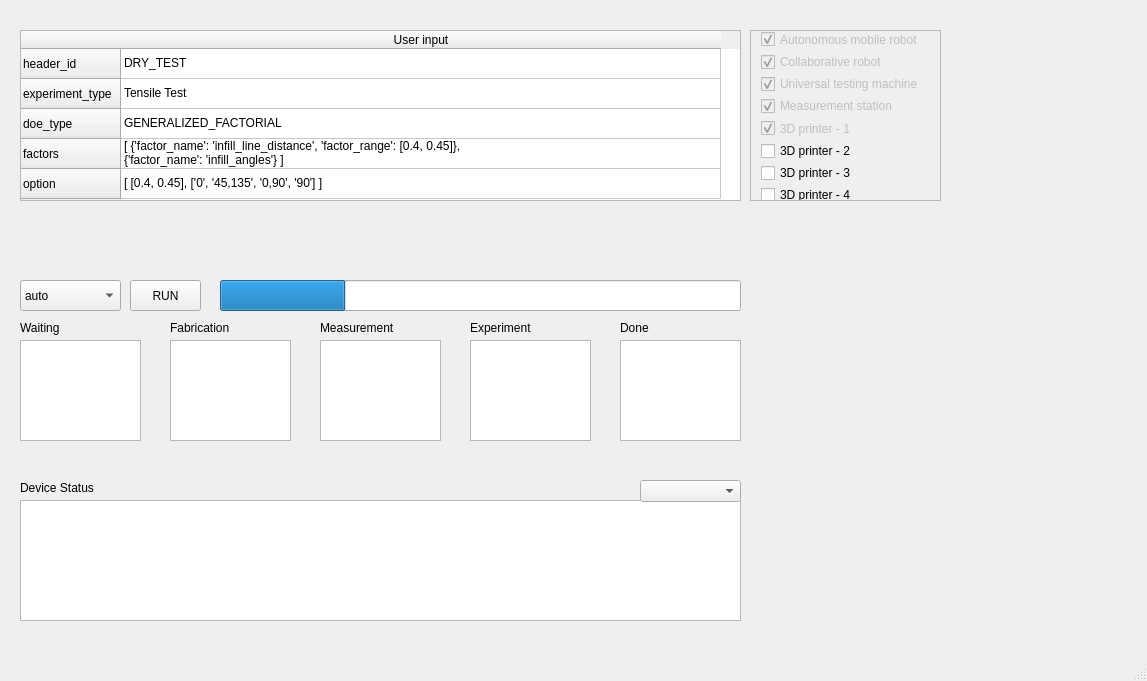
First picture: the form in snu_idim_gui/SmartLab_GUI.ui, repository SNU-IDIM/SmartLab, before the edit.
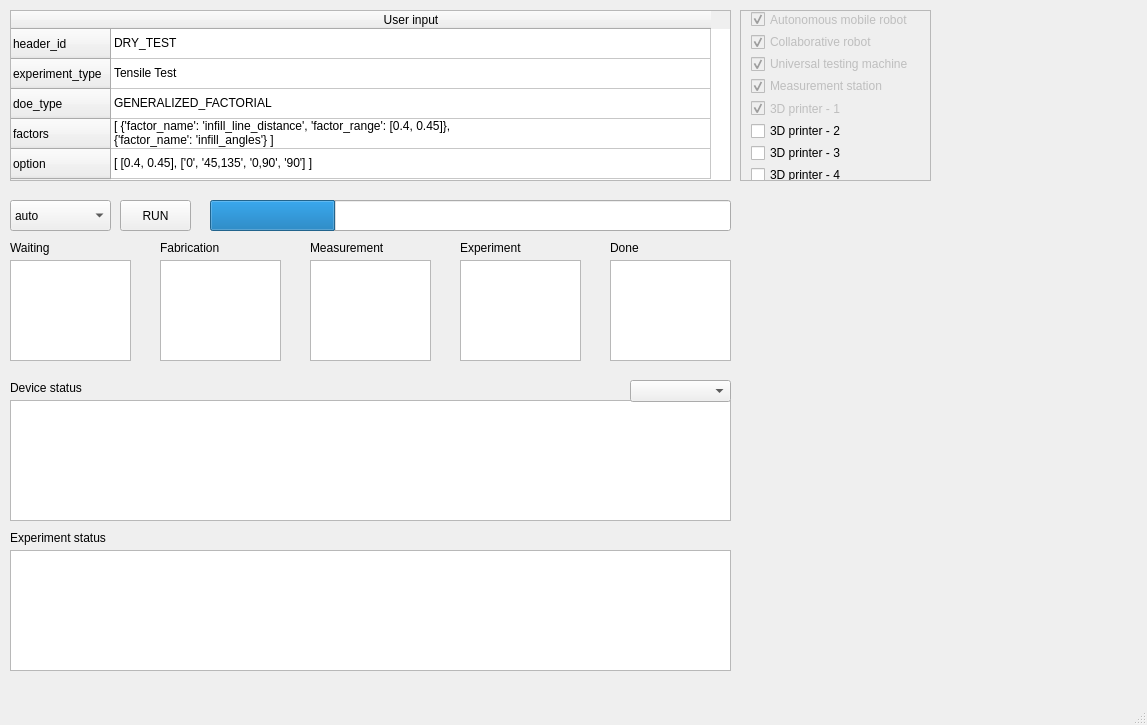
Second picture: the form after the edit.

Commit message: Test info 추가 (210427, WJ)

The edit to the form file:
```diff
--- a/snu_idim_gui/SmartLab_GUI.ui
+++ b/snu_idim_gui/SmartLab_GUI.ui
@@ -7,7 +7,7 @@
     <x>0</x>
     <y>0</y>
     <width>1147</width>
-    <height>681</height>
+    <height>725</height>
    </rect>
   </property>
   <property name="windowTitle">
@@ -17,8 +17,8 @@
    <widget class="QPushButton" name="btn_run">
     <property name="geometry">
      <rect>
-      <x>130</x>
-      <y>280</y>
+      <x>120</x>
+      <y>200</y>
       <width>71</width>
       <height>31</height>
      </rect>
@@ -30,8 +30,8 @@
    <widget class="QComboBox" name="execution_mode">
     <property name="geometry">
      <rect>
-      <x>20</x>
-      <y>280</y>
+      <x>10</x>
+      <y>200</y>
       <width>101</width>
       <height>31</height>
      </rect>
@@ -55,8 +55,8 @@
    <widget class="QListView" name="listView">
     <property name="geometry">
      <rect>
-      <x>170</x>
-      <y>340</y>
+      <x>160</x>
+      <y>260</y>
       <width>121</width>
       <height>101</height>
      </rect>
@@ -65,8 +65,8 @@
    <widget class="QTableWidget" name="table_devcie_info">
     <property name="geometry">
      <rect>
-      <x>20</x>
-      <y>500</y>
+      <x>10</x>
+      <y>400</y>
       <width>721</width>
       <height>121</height>
      </rect>
@@ -75,8 +75,8 @@
    <widget class="QComboBox" name="cbx_device">
     <property name="geometry">
      <rect>
-      <x>640</x>
-      <y>480</y>
+      <x>630</x>
+      <y>380</y>
       <width>101</width>
       <height>22</height>
      </rect>
@@ -85,8 +85,8 @@
    <widget class="QProgressBar" name="progressBar">
     <property name="geometry">
      <rect>
-      <x>220</x>
-      <y>280</y>
+      <x>210</x>
+      <y>200</y>
       <width>521</width>
       <height>31</height>
      </rect>
@@ -107,21 +107,21 @@
    <widget class="QLabel" name="label">
     <property name="geometry">
      <rect>
-      <x>20</x>
-      <y>480</y>
+      <x>10</x>
+      <y>380</y>
       <width>81</width>
       <height>16</height>
      </rect>
     </property>
     <property name="text">
-     <string>Device Status</string>
+     <string>Device status</string>
     </property>
    </widget>
    <widget class="QLabel" name="label_2">
     <property name="geometry">
      <rect>
-      <x>170</x>
-      <y>320</y>
+      <x>160</x>
+      <y>240</y>
       <width>81</width>
       <height>16</height>
      </rect>
@@ -133,8 +133,8 @@
    <widget class="QTableWidget" name="table_doe">
     <property name="geometry">
      <rect>
-      <x>20</x>
-      <y>30</y>
+      <x>10</x>
+      <y>10</y>
       <width>721</width>
       <height>171</height>
      </rect>
@@ -202,8 +202,8 @@
    <widget class="QLabel" name="label_3">
     <property name="geometry">
      <rect>
-      <x>320</x>
-      <y>320</y>
+      <x>310</x>
+      <y>240</y>
       <width>81</width>
       <height>16</height>
      </rect>
@@ -215,8 +215,8 @@
    <widget class="QListView" name="listView_2">
     <property name="geometry">
      <rect>
-      <x>320</x>
-      <y>340</y>
+      <x>310</x>
+      <y>260</y>
       <width>121</width>
       <height>101</height>
      </rect>
@@ -225,8 +225,8 @@
    <widget class="QLabel" name="label_4">
     <property name="geometry">
      <rect>
-      <x>470</x>
-      <y>320</y>
+      <x>460</x>
+      <y>240</y>
       <width>81</width>
       <height>16</height>
      </rect>
@@ -238,8 +238,8 @@
    <widget class="QListView" name="listView_3">
     <property name="geometry">
      <rect>
-      <x>470</x>
-      <y>340</y>
+      <x>460</x>
+      <y>260</y>
       <width>121</width>
       <height>101</height>
      </rect>
@@ -248,8 +248,8 @@
    <widget class="QListView" name="listView_4">
     <property name="geometry">
      <rect>
-      <x>620</x>
-      <y>340</y>
+      <x>610</x>
+      <y>260</y>
       <width>121</width>
       <height>101</height>
      </rect>
@@ -258,8 +258,8 @@
    <widget class="QLabel" name="label_5">
     <property name="geometry">
      <rect>
-      <x>620</x>
-      <y>320</y>
+      <x>610</x>
+      <y>240</y>
       <width>81</width>
       <height>16</height>
      </rect>
@@ -271,8 +271,8 @@
    <widget class="QLabel" name="label_6">
     <property name="geometry">
      <rect>
-      <x>20</x>
-      <y>320</y>
+      <x>10</x>
+      <y>240</y>
       <width>81</width>
       <height>16</height>
      </rect>
@@ -284,8 +284,8 @@
    <widget class="QListView" name="listView_5">
     <property name="geometry">
      <rect>
-      <x>20</x>
-      <y>340</y>
+      <x>10</x>
+      <y>260</y>
       <width>121</width>
       <height>101</height>
      </rect>
@@ -294,8 +294,8 @@
    <widget class="QScrollArea" name="scrollArea">
     <property name="geometry">
      <rect>
-      <x>750</x>
-      <y>30</y>
+      <x>740</x>
+      <y>10</y>
       <width>191</width>
       <height>171</height>
      </rect>
@@ -415,13 +415,36 @@
    <widget class="QWidget" name="widget_streaming" native="true">
     <property name="geometry">
      <rect>
-      <x>750</x>
-      <y>280</y>
+      <x>740</x>
+      <y>200</y>
       <width>191</width>
       <height>131</height>
      </rect>
     </property>
    </widget>
+   <widget class="QLabel" name="label_7">
+    <property name="geometry">
+     <rect>
+      <x>10</x>
+      <y>530</y>
+      <width>111</width>
+      <height>16</height>
+     </rect>
+    </property>
+    <property name="text">
+     <string>Experiment status</string>
+    </property>
+   </widget>
+   <widget class="QTableWidget" name="table_test_info">
+    <property name="geometry">
+     <rect>
+      <x>10</x>
+      <y>550</y>
+      <width>721</width>
+      <height>121</height>
+     </rect>
+    </property>
+   </widget>
   </widget>
   <widget class="QMenuBar" name="menubar">
    <property name="geometry">
```
The commit also changes 1 other file.
